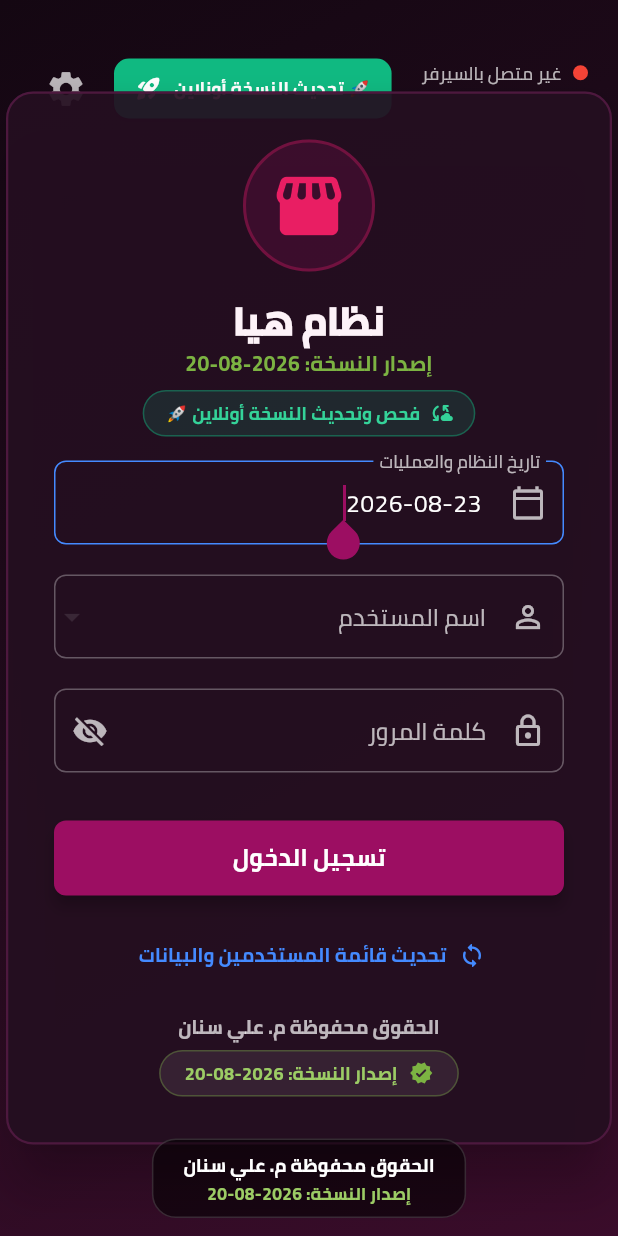
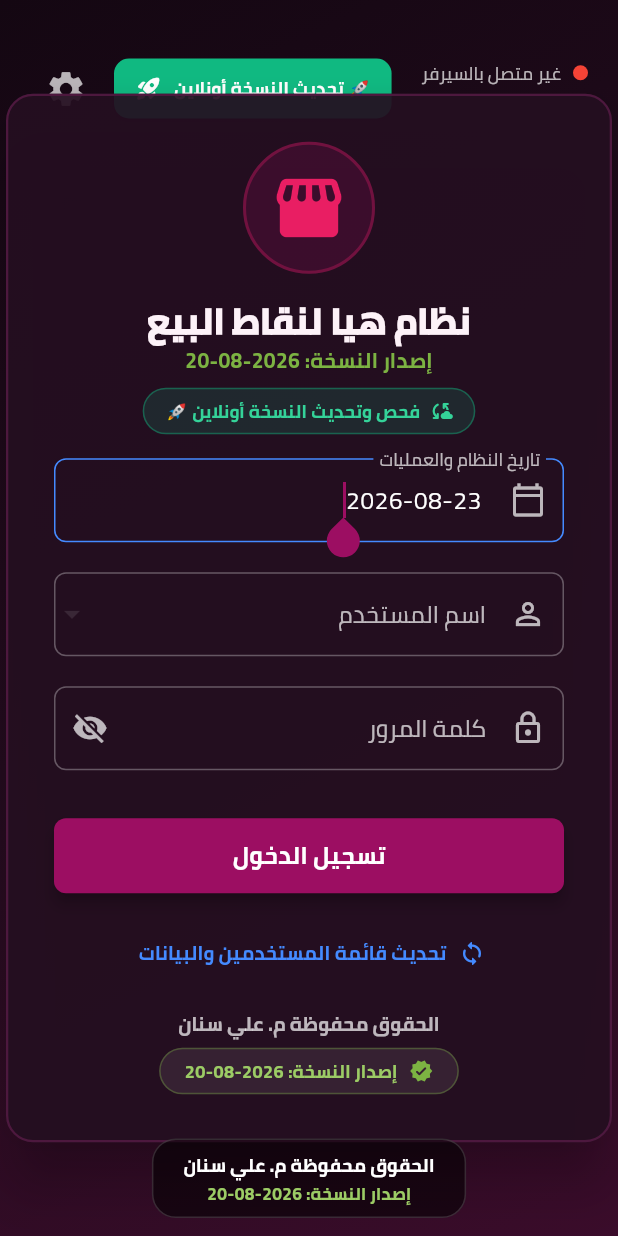
Before and after one commit to senanye/HayaPOS-2026, a Flutter app: the screen it shows after launch, on a phone screen of 412 x 824 dp. Run offline on Flutter 3.47's test engine with Material 3 defaults, Android fonts, the phone set to English and light mode, and no system bars; our stand-ins replace flutter_svg, shared_preferences; missing offline and left inert: barcode, dart:js, universal_html; accounts and stored records are empty; network calls fail.

Commit message:
Change system name to نظام هيا لنقاط البيع

```diff
--- a/lib/main.dart
+++ b/lib/main.dart
@@ -19,7 +19,7 @@ class MyApp extends StatelessWidget {
   @override
   Widget build(BuildContext context) {
     return MaterialApp(
-      title: 'الأميرة لنقاط البيع - Haya POS',
+      title: 'نظام هيا لنقاط البيع',
       debugShowCheckedModeBanner: false,
       theme: ThemeData(
         useMaterial3: true,
--- a/lib/views/login_view.dart
+++ b/lib/views/login_view.dart
@@ -1639,10 +1639,10 @@ class _LoginViewState extends State<LoginView> {
                           ),
                           const SizedBox(height: 14),
                           const Text(
-                            'نظام هيا',
+                            'نظام هيا لنقاط البيع',
                             style: TextStyle(
                               color: Color(0xFFFDF2F8),
-                              fontSize: 26,
+                              fontSize: 24,
                               fontWeight: FontWeight.w900,
                               fontFamily: 'Cairo',
                               letterSpacing: 1.2,
--- a/lib/views/main_shell.dart
+++ b/lib/views/main_shell.dart
@@ -665,7 +665,7 @@ class _MainShellState extends State<MainShell> {
                                   Icon(Icons.storefront_rounded, color: Color(0xFFC2185B), size: 26),
                                   SizedBox(width: 8),
                                   Text(
-                                    'الأميرة لنقاط البيع',
+                                    'نظام هيا لنقاط البيع',
                                     style: TextStyle(
                                       color: Colors.white,
                                       fontSize: 16,
```
Also changed, not shown: 3 other files.
